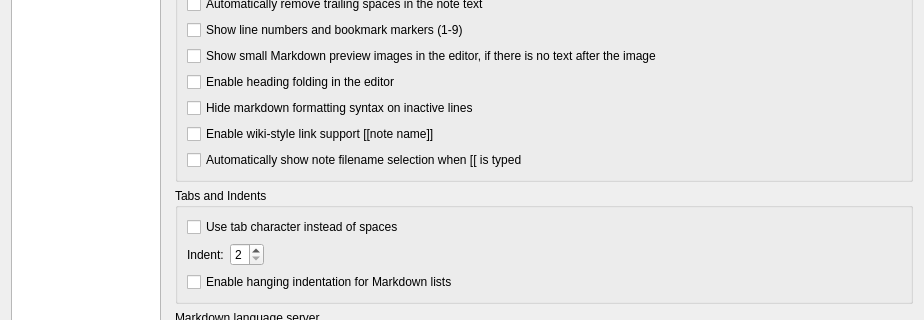
dwongdev/QOwnNotes, file src/dialogs/settingsdialog.ui: the form before one commit; both pictures show x 0 to 924 and y 349 to 669 of the 924 by 1282 pixel window.
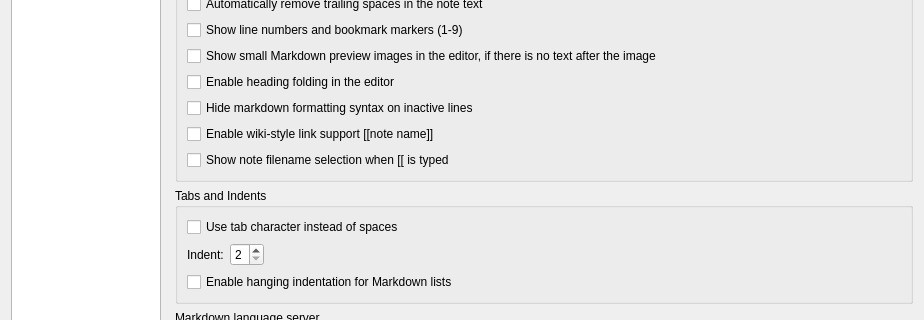
The form after the commit. The open tabs and pages were chosen to show the change. Icons and pictures are not drawn. Custom widgets are drawn as their Qt base class.

Commit message: #3552 wiki-links: rename note filename selection setting

Diff of the .ui file:
```diff
--- a/src/dialogs/settingsdialog.ui
+++ b/src/dialogs/settingsdialog.ui
@@ -5702,7 +5702,7 @@
                       <string>Automatically show the note filename selection when [[ is typed</string>
                      </property>
                      <property name="text">
-                      <string>Automatically show note filename selection when [[ is typed</string>
+                       <string>Show note filename selection when [[ is typed</string>
                      </property>
                     </widget>
                    </item>
```
Left out of the diff: 2 changed lines with no effect on the pictures. Lines whose indentation alone changed are shown as unchanged. The commit also changes 1 other file.
